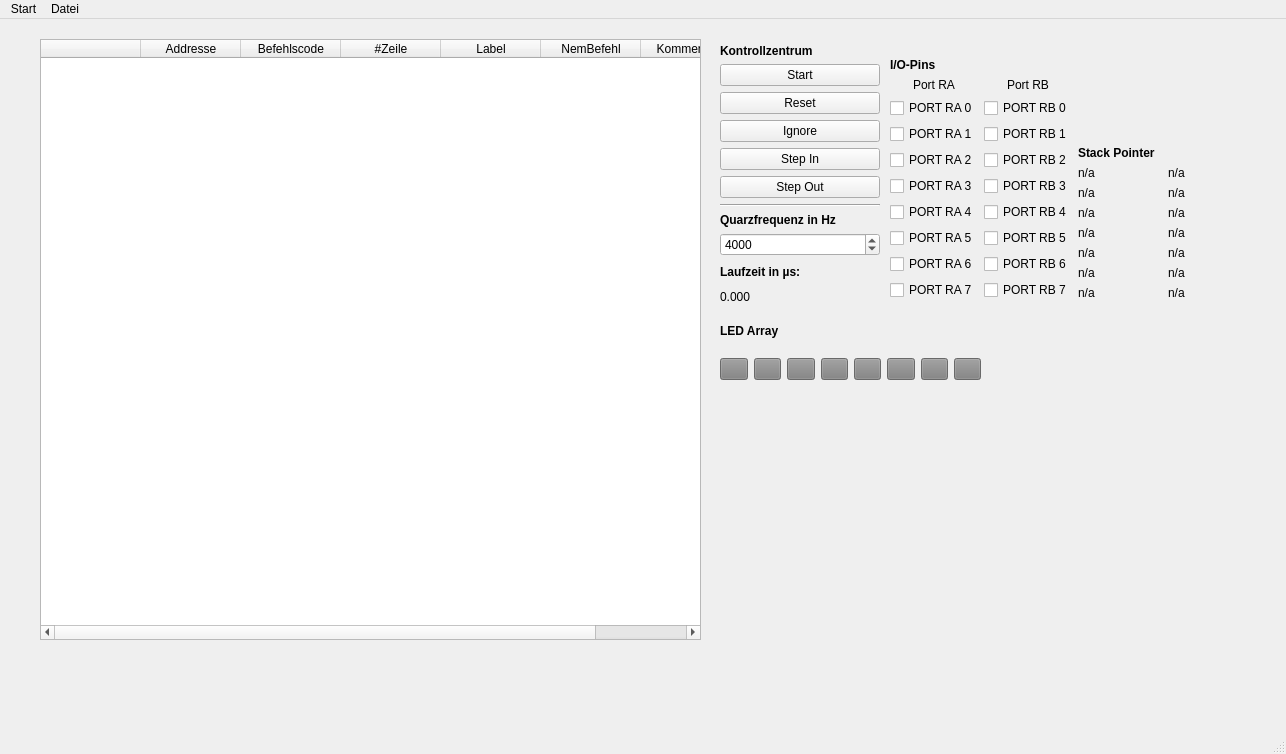
Above: simulator.ui from janick3110/picSimulatorPython before the change. Below: the same form after it.
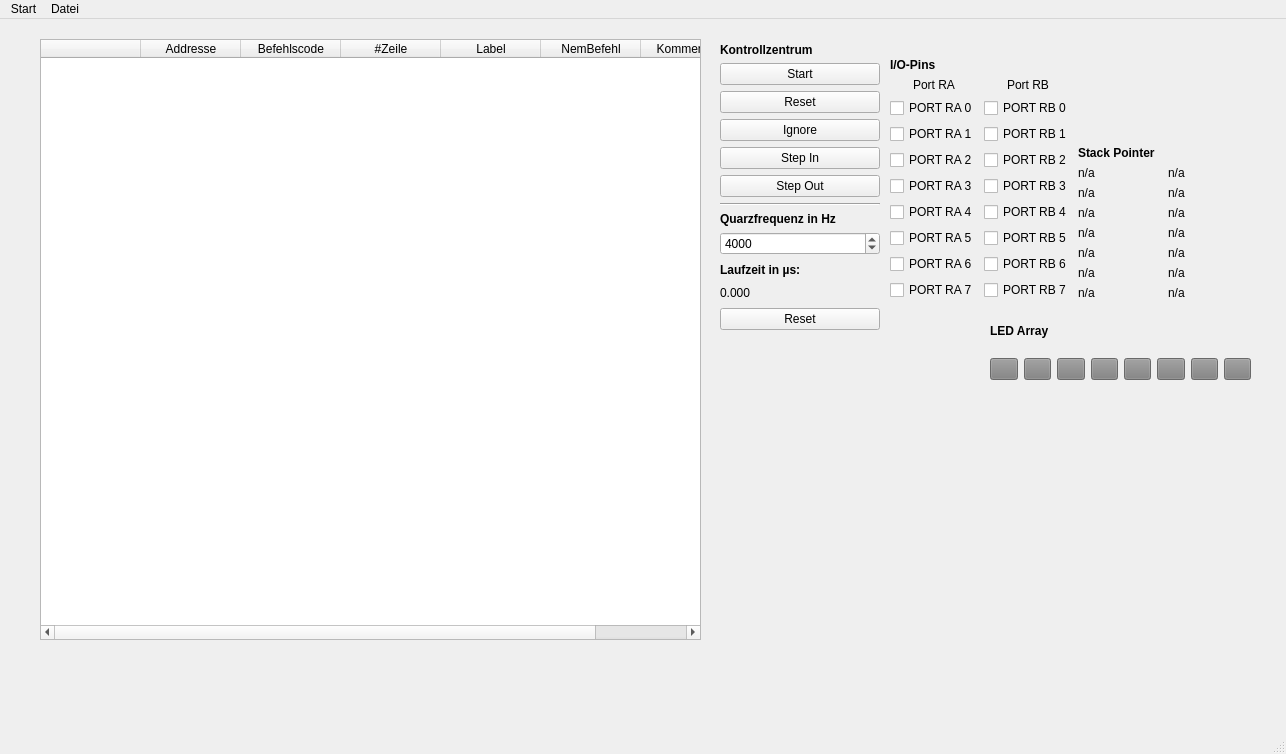
That is the form after the change.

Patch:
```diff
--- a/simulator.ui
+++ b/simulator.ui
@@ -26,7 +26,7 @@
       <x>720</x>
       <y>20</y>
       <width>160</width>
-      <height>267</height>
+      <height>291</height>
      </rect>
     </property>
     <layout class="QVBoxLayout" name="controls">
@@ -162,6 +162,13 @@
        </property>
       </widget>
      </item>
+     <item>
+      <widget class="QPushButton" name="button_Reset">
+       <property name="text">
+        <string>Reset</string>
+       </property>
+      </widget>
+     </item>
     </layout>
    </widget>
    <widget class="QTableWidget" name="showCode">
@@ -522,7 +529,7 @@
    <widget class="QWidget" name="verticalLayoutWidget_9">
     <property name="geometry">
      <rect>
-      <x>720</x>
+      <x>990</x>
       <y>290</y>
       <width>261</width>
       <height>71</height>
```
Left out of the diff: 2 changed lines with no effect on the pictures.
